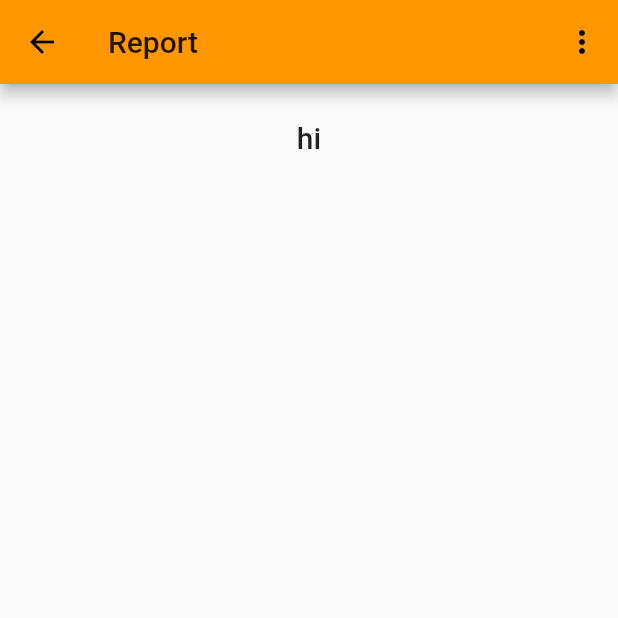
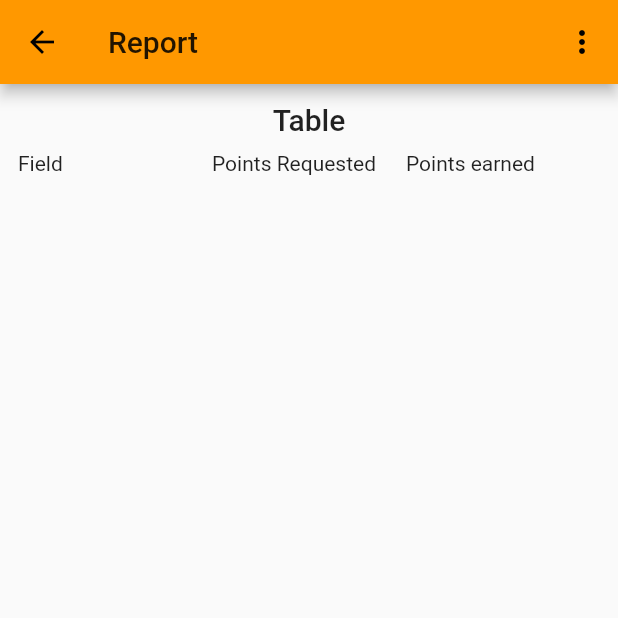
Before and after one commit to mahmud13/flutter-starter-stacked, a Flutter app: the SubmissionReportView screen opened by its route, on a phone screen of 412 x 824 dp, the top half of it. Run offline on Flutter 3.47's test engine with Material 2 defaults, Android fonts, the phone set to English and light mode, and no system bars; our stand-ins replace auth_buttons, cloud_firestore, dropdown_search, firebase_auth, firebase_core, firebase_storage and 9 more; missing offline and left inert: pedantic, stacked_firebase_auth, stacked_hooks; accounts and stored records are empty.

Commit message:
a simple report added

```diff
--- a/lib/ui/views/report/submission_report_view.dart
+++ b/lib/ui/views/report/submission_report_view.dart
@@ -17,17 +17,31 @@ class SubmissionReportView extends StatelessWidget {
         return BaseLayout(
           appBarTitle: 'Report',
           body: Container(
-            alignment: Alignment.center,
             child: Padding(
-              padding: const EdgeInsets.only(top: 24.0),
+              padding: const EdgeInsets.all(12),
               child: Column(
-                crossAxisAlignment: CrossAxisAlignment.center,
                 children: [
                   Text(
-                    'hi',
+                    'Table',
                     style: theme.textTheme.headline6,
                   ),
                   verticalSpaceSmall,
+                  Table(
+                    children: [
+                      TableRow(children: [
+                        Text('Field'),
+                        Text('Points Requested'),
+                        Text('Points earned')
+                      ]),
+                      for (var submission in model.submissions)
+                        TableRow(children: [
+                          Text(submission.payload.field),
+                          Text(submission.payload.totalPointsRequested
+                              .toString()),
+                          Text(submission.payload.totalPointsEarned.toString()),
+                        ]),
+                    ],
+                  )
                 ],
               ),
             ),
```
